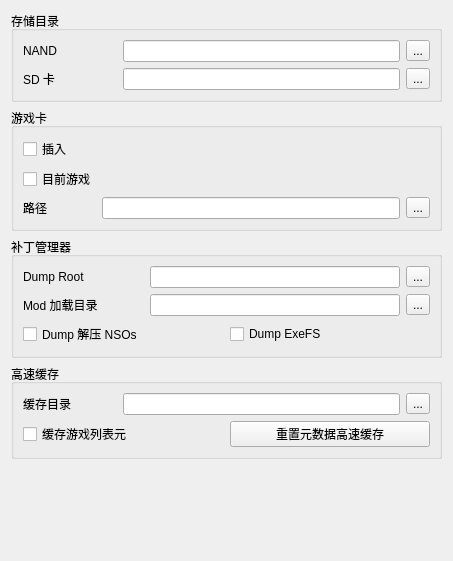
First picture: the form in src/yuzu/configuration/configure_filesystem.ui, repository formylover/yuzu-early-access, before the edit.
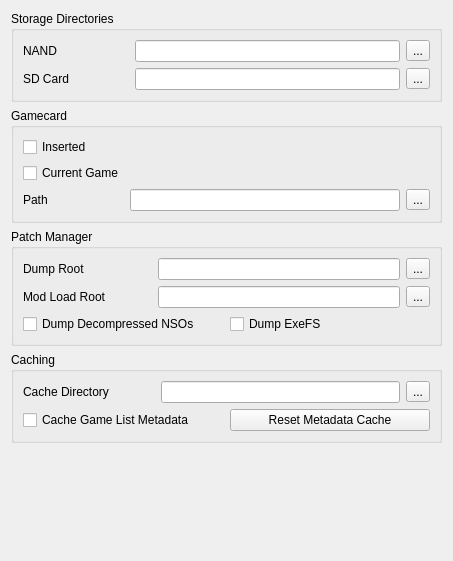
Second picture: the form after the edit.

```diff
--- a/src/yuzu/configuration/configure_filesystem.ui
+++ b/src/yuzu/configuration/configure_filesystem.ui
@@ -19,7 +19,7 @@
      <item>
       <widget class="QGroupBox" name="groupBox">
        <property name="title">
-        <string>存储目录</string>
+        <string>Storage Directories</string>
        </property>
        <layout class="QGridLayout" name="gridLayout">
         <item row="0" column="0">
@@ -45,7 +45,7 @@
         <item row="1" column="0">
          <widget class="QLabel" name="label_2">
           <property name="text">
-           <string>SD 卡</string>
+           <string>SD Card</string>
           </property>
          </widget>
         </item>
@@ -78,13 +78,13 @@
      <item>
       <widget class="QGroupBox" name="groupBox_2">
        <property name="title">
-        <string>游戏卡</string>
+        <string>Gamecard</string>
        </property>
        <layout class="QGridLayout" name="gridLayout_2">
         <item row="2" column="1">
          <widget class="QLabel" name="label_3">
           <property name="text">
-           <string>路径</string>
+           <string>Path</string>
           </property>
          </widget>
         </item>
@@ -94,14 +94,14 @@
         <item row="0" column="1">
          <widget class="QCheckBox" name="gamecard_inserted">
           <property name="text">
-           <string>插入</string>
+           <string>Inserted</string>
           </property>
          </widget>
         </item>
         <item row="1" column="1">
          <widget class="QCheckBox" name="gamecard_current_game">
           <property name="text">
-           <string>目前游戏</string>
+           <string>Current Game</string>
           </property>
          </widget>
         </item>
@@ -118,7 +118,7 @@
      <item>
       <widget class="QGroupBox" name="groupBox_4">
        <property name="title">
-        <string>补丁管理器</string>
+        <string>Patch Manager</string>
        </property>
        <layout class="QGridLayout" name="gridLayout_4">
         <item row="1" column="2">
@@ -146,7 +146,7 @@
           <item>
            <widget class="QCheckBox" name="dump_nso">
             <property name="text">
-             <string>Dump 解压 NSOs</string>
+             <string>Dump Decompressed NSOs</string>
             </property>
            </widget>
           </item>
@@ -162,7 +162,7 @@
         <item row="1" column="0">
          <widget class="QLabel" name="label_9">
           <property name="text">
-           <string>Mod 加载目录</string>
+           <string>Mod Load Root</string>
           </property>
          </widget>
         </item>
@@ -195,13 +195,13 @@
      <item>
       <widget class="QGroupBox" name="groupBox_5">
        <property name="title">
-        <string>高速缓存</string>
+        <string>Caching</string>
        </property>
        <layout class="QGridLayout" name="gridLayout_5">
         <item row="0" column="0">
          <widget class="QLabel" name="label_10">
           <property name="text">
-           <string>缓存目录</string>
+           <string>Cache Directory</string>
           </property>
          </widget>
         </item>
@@ -236,14 +236,14 @@
           <item>
            <widget class="QCheckBox" name="cache_game_list">
             <property name="text">
-             <string>缓存游戏列表元</string>
+             <string>Cache Game List Metadata</string>
             </property>
            </widget>
           </item>
           <item>
            <widget class="QPushButton" name="reset_game_list_cache">
             <property name="text">
-             <string>重置元数据高速缓存</string>
+             <string>Reset Metadata Cache</string>
             </property>
            </widget>
           </item>
```
